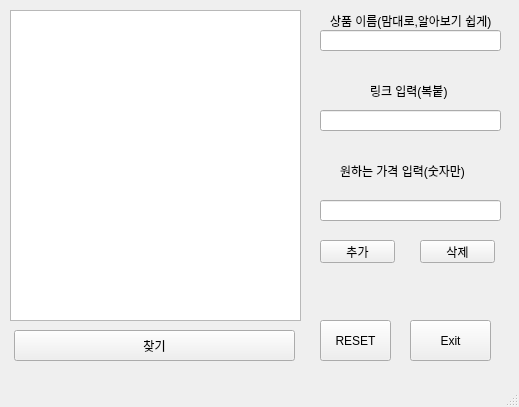
Above: CODE/개인/Python_최저가검색_Lite/assignment.ui from RYUGM/Portpolio before the change. Below: the same form after it.
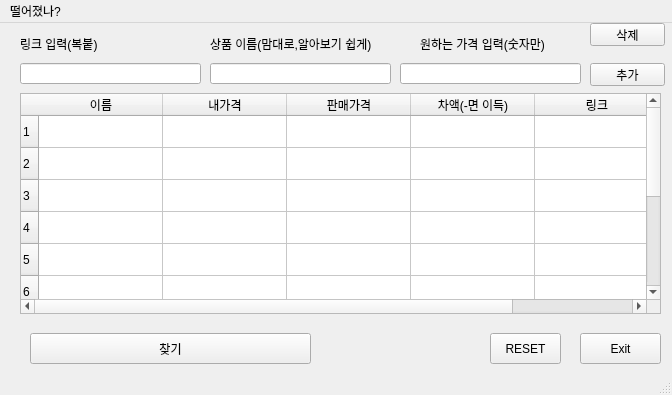
That is the form after the change.

The edit to the form file:
```diff
--- a/CODE/개인/Python_최저가검색_Lite/assignment.ui
+++ b/CODE/개인/Python_최저가검색_Lite/assignment.ui
@@ -6,8 +6,8 @@
    <rect>
     <x>0</x>
     <y>0</y>
-    <width>519</width>
-    <height>407</height>
+    <width>672</width>
+    <height>395</height>
    </rect>
   </property>
   <property name="windowTitle">
@@ -17,8 +17,8 @@
    <widget class="QPushButton" name="search_btn">
     <property name="geometry">
      <rect>
-      <x>14</x>
-      <y>330</y>
+      <x>30</x>
+      <y>310</y>
       <width>281</width>
       <height>31</height>
      </rect>
@@ -27,23 +27,13 @@
      <string>찾기</string>
     </property>
    </widget>
-   <widget class="QListView" name="listView">
-    <property name="geometry">
-     <rect>
-      <x>10</x>
-      <y>10</y>
-      <width>291</width>
-      <height>311</height>
-     </rect>
-    </property>
-   </widget>
    <widget class="QPushButton" name="exit_btn">
     <property name="geometry">
      <rect>
-      <x>410</x>
-      <y>320</y>
+      <x>580</x>
+      <y>310</y>
       <width>81</width>
-      <height>41</height>
+      <height>31</height>
      </rect>
     </property>
     <property name="text">
@@ -53,10 +43,10 @@
    <widget class="QPushButton" name="create_btn">
     <property name="geometry">
      <rect>
-      <x>320</x>
-      <y>320</y>
+      <x>490</x>
+      <y>310</y>
       <width>71</width>
-      <height>41</height>
+      <height>31</height>
      </rect>
     </property>
     <property name="text">
@@ -66,8 +56,8 @@
    <widget class="QLineEdit" name="lineEdit">
     <property name="geometry">
      <rect>
-      <x>320</x>
-      <y>110</y>
+      <x>20</x>
+      <y>40</y>
       <width>181</width>
       <height>21</height>
      </rect>
@@ -76,8 +66,8 @@
    <widget class="QLineEdit" name="lineEdit_2">
     <property name="geometry">
      <rect>
-      <x>320</x>
-      <y>200</y>
+      <x>400</x>
+      <y>40</y>
       <width>181</width>
       <height>21</height>
      </rect>
@@ -86,8 +76,8 @@
    <widget class="QLabel" name="label">
     <property name="geometry">
      <rect>
-      <x>370</x>
-      <y>80</y>
+      <x>20</x>
+      <y>10</y>
       <width>101</width>
       <height>21</height>
      </rect>
@@ -99,10 +89,10 @@
    <widget class="QLabel" name="label_2">
     <property name="geometry">
      <rect>
-      <x>340</x>
-      <y>150</y>
+      <x>420</x>
+      <y>10</y>
       <width>141</width>
-      <height>41</height>
+      <height>21</height>
      </rect>
     </property>
     <property name="text">
@@ -112,8 +102,8 @@
    <widget class="QPushButton" name="del_btn">
     <property name="geometry">
      <rect>
-      <x>420</x>
-      <y>240</y>
+      <x>590</x>
+      <y>0</y>
       <width>75</width>
       <height>23</height>
      </rect>
@@ -125,8 +115,8 @@
    <widget class="QPushButton" name="add_btn">
     <property name="geometry">
      <rect>
-      <x>320</x>
-      <y>240</y>
+      <x>590</x>
+      <y>40</y>
       <width>75</width>
       <height>23</height>
      </rect>
@@ -138,8 +128,8 @@
    <widget class="QLineEdit" name="lineEdit_3">
     <property name="geometry">
      <rect>
-      <x>320</x>
-      <y>30</y>
+      <x>210</x>
+      <y>40</y>
       <width>181</width>
       <height>21</height>
      </rect>
@@ -148,7 +138,7 @@
    <widget class="QLabel" name="label_3">
     <property name="geometry">
      <rect>
-      <x>330</x>
+      <x>210</x>
       <y>10</y>
       <width>201</width>
       <height>21</height>
@@ -158,16 +148,125 @@
      <string>상품 이름(맘대로,알아보기 쉽게)</string>
     </property>
    </widget>
+   <widget class="QTableWidget" name="tableWidget">
+    <property name="geometry">
+     <rect>
+      <x>20</x>
+      <y>70</y>
+      <width>641</width>
+      <height>221</height>
+     </rect>
+    </property>
+    <property name="defaultDropAction">
+     <enum>Qt::LinkAction</enum>
+    </property>
+    <property name="textElideMode">
+     <enum>Qt::ElideMiddle</enum>
+    </property>
+    <property name="gridStyle">
+     <enum>Qt::SolidLine</enum>
+    </property>
+    <attribute name="horizontalHeaderMinimumSectionSize">
+     <number>34</number>
+    </attribute>
+    <attribute name="horizontalHeaderDefaultSectionSize">
+     <number>124</number>
+    </attribute>
+    <attribute name="verticalHeaderDefaultSectionSize">
+     <number>32</number>
+    </attribute>
+    <row>
+     <property name="text">
+      <string>1</string>
+     </property>
+    </row>
+    <row>
+     <property name="text">
+      <string>2</string>
+     </property>
+    </row>
+    <row>
+     <property name="text">
+      <string>3</string>
+     </property>
+    </row>
+    <row>
+     <property name="text">
+      <string>4</string>
+     </property>
+    </row>
+    <row>
+     <property name="text">
+      <string>5</string>
+     </property>
+    </row>
+    <row>
+     <property name="text">
+      <string>6</string>
+     </property>
+    </row>
+    <row>
+     <property name="text">
+      <string>7</string>
+     </property>
+    </row>
+    <row>
+     <property name="text">
+      <string>8</string>
+     </property>
+    </row>
+    <row>
+     <property name="text">
+      <string>9</string>
+     </property>
+    </row>
+    <row>
+     <property name="text">
+      <string>10</string>
+     </property>
+    </row>
+    <column>
+     <property name="text">
+      <string>이름</string>
+     </property>
+    </column>
+    <column>
+     <property name="text">
+      <string>내가격</string>
+     </property>
+    </column>
+    <column>
+     <property name="text">
+      <string>판매가격</string>
+     </property>
+    </column>
+    <column>
+     <property name="text">
+      <string>차액(-면 이득)</string>
+     </property>
+    </column>
+    <column>
+     <property name="text">
+      <string>링크</string>
+     </property>
+    </column>
+   </widget>
   </widget>
   <widget class="QMenuBar" name="menubar">
    <property name="geometry">
     <rect>
      <x>0</x>
      <y>0</y>
-     <width>519</width>
+     <width>672</width>
      <height>21</height>
     </rect>
    </property>
+   <widget class="QMenu" name="menu">
+    <property name="title">
+     <string>떨어졌나?</string>
+    </property>
+   </widget>
+   <addaction name="menu"/>
   </widget>
   <widget class="QStatusBar" name="statusbar"/>
  </widget>
```
